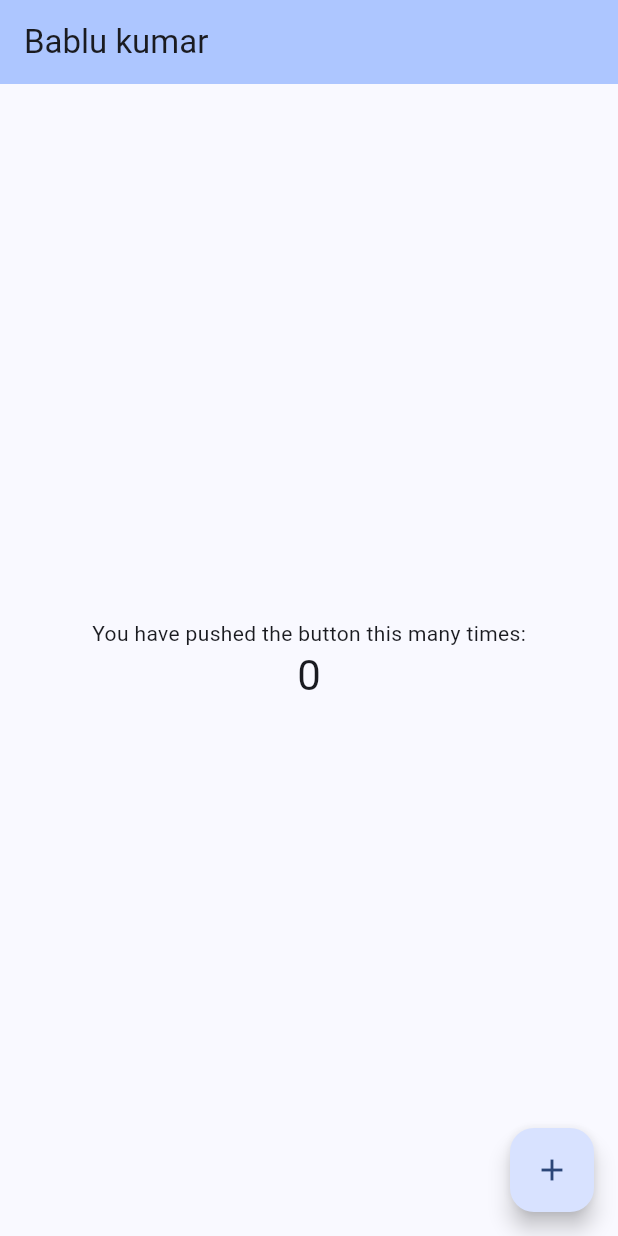
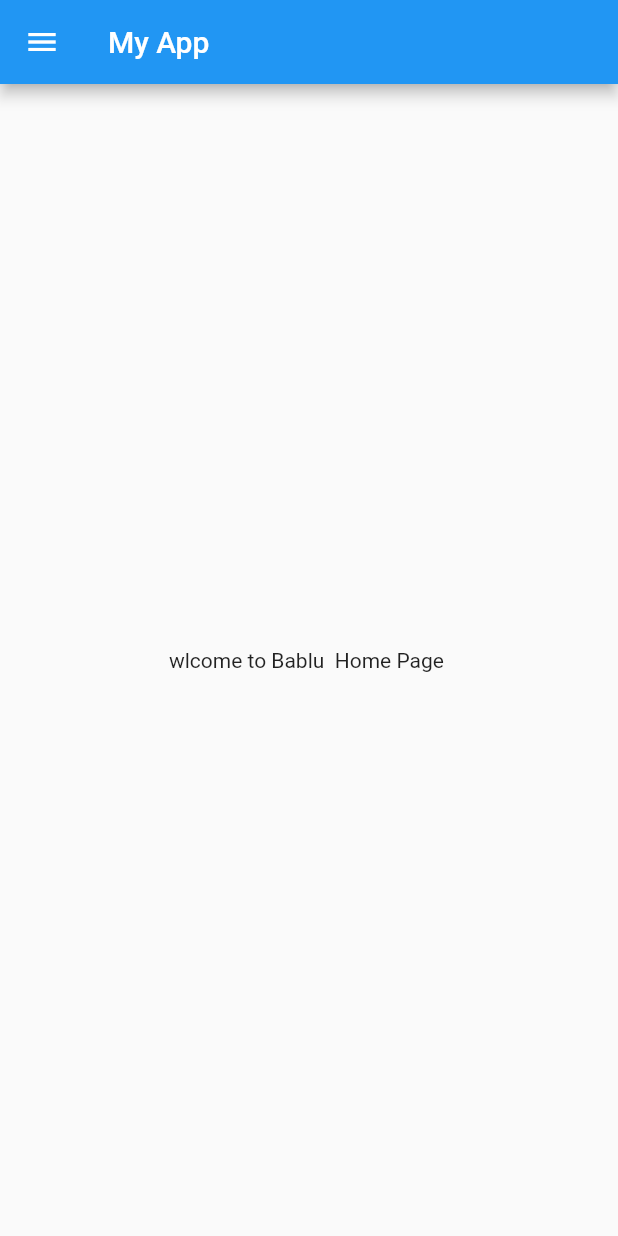
Before and after one commit to Bablu12072001/test, a Flutter app: the screen it shows after launch, on a phone screen of 412 x 824 dp. Run offline on Flutter 3.47's test engine with Material 2 defaults, Android fonts, the phone set to English and light mode, and no system bars.

Commit message:
create the home page

```diff
--- /dev/null
+++ b/lib/home_page.dart
@@ -0,0 +1,19 @@
+import 'package:flutter/material.dart';
+
+class HomePage extends StatelessWidget {
+  @override
+  Widget build(BuildContext context) {
+    String name = "Bablu";
+    return Scaffold(
+      appBar: AppBar(
+        title: Text("My App"),
+      ),
+      body: Center(
+        child: Container(
+          child: Text("wlcome to $name  Home Page "),
+        ),
+      ),
+      drawer: Drawer(),
+    );
+  }
+}
--- a/lib/main.dart
+++ b/lib/main.dart
@@ -1,125 +1,14 @@
 import 'package:flutter/material.dart';
+import 'package:test/home_page.dart';
 
 void main() {
-  runApp(const MyApp());
+  runApp(MyApp());
 }
 
 class MyApp extends StatelessWidget {
-  const MyApp({super.key});
-
   // This widget is the root of your application.
   @override
   Widget build(BuildContext context) {
-    return MaterialApp(
-      title: 'Flutter Demo',
-      theme: ThemeData(
-        // This is the theme of your application.
-        //
-        // TRY THIS: Try running your application with "flutter run". You'll see
-        // the application has a blue toolbar. Then, without quitting the app,
-        // try changing the seedColor in the colorScheme below to Colors.green
-        // and then invoke "hot reload" (save your changes or press the "hot
-        // reload" button in a Flutter-supported IDE, or press "r" if you used
-        // the command line to start the app).
-        //
-        // Notice that the counter didn't reset back to zero; the application
-        // state is not lost during the reload. To reset the state, use hot
-        // restart instead.
-        //
-        // This works for code too, not just values: Most code changes can be
-        // tested with just a hot reload.
-        colorScheme: ColorScheme.fromSeed(seedColor: Colors.blueAccent),
-        useMaterial3: true,
-      ),
-      home: const MyHomePage(title: 'Bablu kumar'),
-    );
+    return MaterialApp(home: HomePage());
   }
 }
-
-class MyHomePage extends StatefulWidget {
-  const MyHomePage({super.key, required this.title});
-
-  // This widget is the home page of your application. It is stateful, meaning
-  // that it has a State object (defined below) that contains fields that affect
-  // how it looks.
-
-  // This class is the configuration for the state. It holds the values (in this
-  // case the title) provided by the parent (in this case the App widget) and
-  // used by the build method of the State. Fields in a Widget subclass are
-  // always marked "final".
-
-  final String title;
-
-  @override
-  State<MyHomePage> createState() => _MyHomePageState();
-}
-
-class _MyHomePageState extends State<MyHomePage> {
-  int _counter = 0;
-
-  void _incrementCounter() {
-    setState(() {
-      // This call to setState tells the Flutter framework that something has
-      // changed in this State, which causes it to rerun the build method below
-      // so that the display can reflect the updated values. If we changed
-      // _counter without calling setState(), then the build method would not be
-      // called again, and so nothing would appear to happen.
-      _counter++;
-    });
-  }
-
-  @override
-  Widget build(BuildContext context) {
-    // This method is rerun every time setState is called, for instance as done
-    // by the _incrementCounter method above.
-    //
-    // The Flutter framework has been optimized to make rerunning build methods
-    // fast, so that you can just rebuild anything that needs updating rather
-    // than having to individually change instances of widgets.
-    return Scaffold(
-      appBar: AppBar(
-        // TRY THIS: Try changing the color here to a specific color (to
-        // Colors.amber, perhaps?) and trigger a hot reload to see the AppBar
-        // change color while the other colors stay the same.
-        backgroundColor: Theme.of(context).colorScheme.inversePrimary,
-        // Here we take the value from the MyHomePage object that was created by
-        // the App.build method, and use it to set our appbar title.
-        title: Text(widget.title),
-      ),
-      body: Center(
-        // Center is a layout widget. It takes a single child and positions it
-        // in the middle of the parent.
-        child: Column(
-          // Column is also a layout widget. It takes a list of children and
-          // arranges them vertically. By default, it sizes itself to fit its
-          // children horizontally, and tries to be as tall as its parent.
-          //
-          // Column has various properties to control how it sizes itself and
-          // how it positions its children. Here we use mainAxisAlignment to
-          // center the children vertically; the main axis here is the vertical
-          // axis because Columns are vertical (the cross axis would be
-          // horizontal).
-          //
-          // TRY THIS: Invoke "debug painting" (choose the "Toggle Debug Paint"
-          // action in the IDE, or press "p" in the console), to see the
-          // wireframe for each widget.
-          mainAxisAlignment: MainAxisAlignment.center,
-          children: <Widget>[
-            const Text(
-              'You have pushed the button this many times:',
-            ),
-            Text(
-              '$_counter',
-              style: Theme.of(context).textTheme.headlineMedium,
-            ),
-          ],
-        ),
-      ),
-      floatingActionButton: FloatingActionButton(
-        onPressed: _incrementCounter,
-        tooltip: 'Increment',
-        child: const Icon(Icons.add),
-      ), // This trailing comma makes auto-formatting nicer for build methods.
-    );
-  }
-}
```
